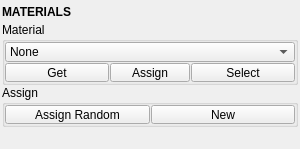
The window that tentacle/ui/materials.ui (m3trik/tentacle) describes before a commit, drawn with Qt 5.
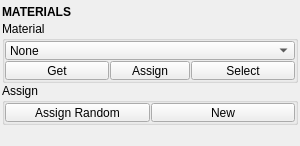
The same window after the commit. Custom widgets are drawn as their Qt base class.

```diff
--- a/tentacle/ui/materials.ui
+++ b/tentacle/ui/materials.ui
@@ -61,7 +61,7 @@
         <property name="minimumSize">
          <size>
           <width>0</width>
-          <height>20</height>
+          <height>19</height>
          </size>
         </property>
         <property name="font">
@@ -151,13 +151,13 @@
            <property name="minimumSize">
             <size>
              <width>0</width>
-             <height>20</height>
+             <height>19</height>
             </size>
            </property>
            <property name="maximumSize">
             <size>
              <width>16777215</width>
-             <height>20</height>
+             <height>19</height>
             </size>
            </property>
            <property name="toolTip">
@@ -302,13 +302,13 @@
         <property name="minimumSize">
          <size>
           <width>0</width>
-          <height>20</height>
+          <height>19</height>
          </size>
         </property>
         <property name="maximumSize">
          <size>
           <width>16777215</width>
-          <height>20</height>
+          <height>19</height>
          </size>
         </property>
        </widget>
```
